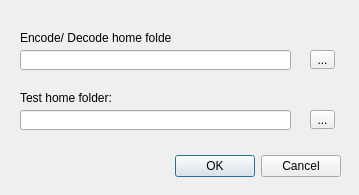
This is settings.ui in honzabilek4/VideoCodecs as Qt 5 draws it before an edit. The edited form follows.
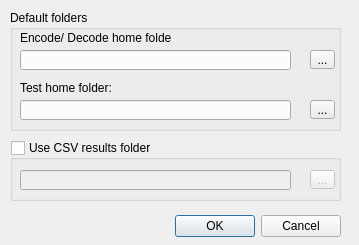
This is the edited form.

```diff
--- a/settings.ui
+++ b/settings.ui
@@ -7,7 +7,7 @@
     <x>0</x>
     <y>0</y>
     <width>359</width>
-    <height>195</height>
+    <height>245</height>
    </rect>
   </property>
   <property name="sizePolicy">
@@ -19,13 +19,13 @@
   <property name="minimumSize">
    <size>
     <width>359</width>
-    <height>195</height>
+    <height>245</height>
    </size>
   </property>
   <property name="maximumSize">
    <size>
     <width>359</width>
-    <height>195</height>
+    <height>245</height>
    </size>
   </property>
   <property name="windowTitle">
@@ -35,7 +35,7 @@
    <property name="geometry">
     <rect>
      <x>30</x>
-     <y>150</y>
+     <y>210</y>
      <width>311</width>
      <height>32</height>
     </rect>
@@ -61,7 +61,7 @@
    <property name="geometry">
     <rect>
      <x>20</x>
-     <y>110</y>
+     <y>100</y>
      <width>271</width>
      <height>20</height>
     </rect>
@@ -84,7 +84,7 @@
    <property name="geometry">
     <rect>
      <x>310</x>
-     <y>110</y>
+     <y>100</y>
      <width>25</width>
      <height>19</height>
     </rect>
@@ -110,7 +110,7 @@
    <property name="geometry">
     <rect>
      <x>20</x>
-     <y>90</y>
+     <y>80</y>
      <width>121</width>
      <height>16</height>
     </rect>
@@ -119,6 +119,61 @@
     <string>Test home folder:</string>
    </property>
   </widget>
+  <widget class="QGroupBox" name="groupBox">
+   <property name="geometry">
+    <rect>
+     <x>10</x>
+     <y>10</y>
+     <width>331</width>
+     <height>121</height>
+    </rect>
+   </property>
+   <property name="title">
+    <string>Default folders</string>
+   </property>
+  </widget>
+  <widget class="QGroupBox" name="groupBox_2">
+   <property name="geometry">
+    <rect>
+     <x>10</x>
+     <y>140</y>
+     <width>331</width>
+     <height>61</height>
+    </rect>
+   </property>
+   <property name="title">
+    <string>Use CSV results folder</string>
+   </property>
+   <property name="checkable">
+    <bool>true</bool>
+   </property>
+   <property name="checked">
+    <bool>false</bool>
+   </property>
+   <widget class="QToolButton" name="toolButton_3">
+    <property name="geometry">
+     <rect>
+      <x>300</x>
+      <y>30</y>
+      <width>25</width>
+      <height>19</height>
+     </rect>
+    </property>
+    <property name="text">
+     <string>...</string>
+    </property>
+   </widget>
+   <widget class="QLineEdit" name="lineEdit_3">
+    <property name="geometry">
+     <rect>
+      <x>10</x>
+      <y>30</y>
+      <width>271</width>
+      <height>20</height>
+     </rect>
+    </property>
+   </widget>
+  </widget>
  </widget>
  <tabstops>
   <tabstop>lineEdit</tabstop>
```
Left out of the diff: 36 changed lines with no effect on the pictures.
